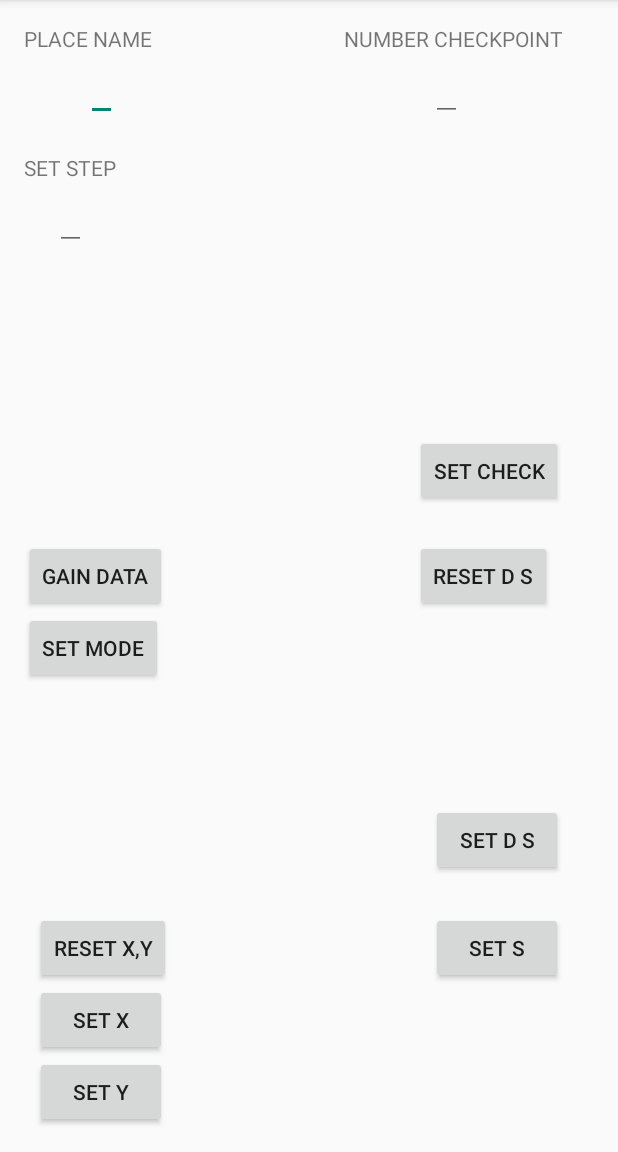
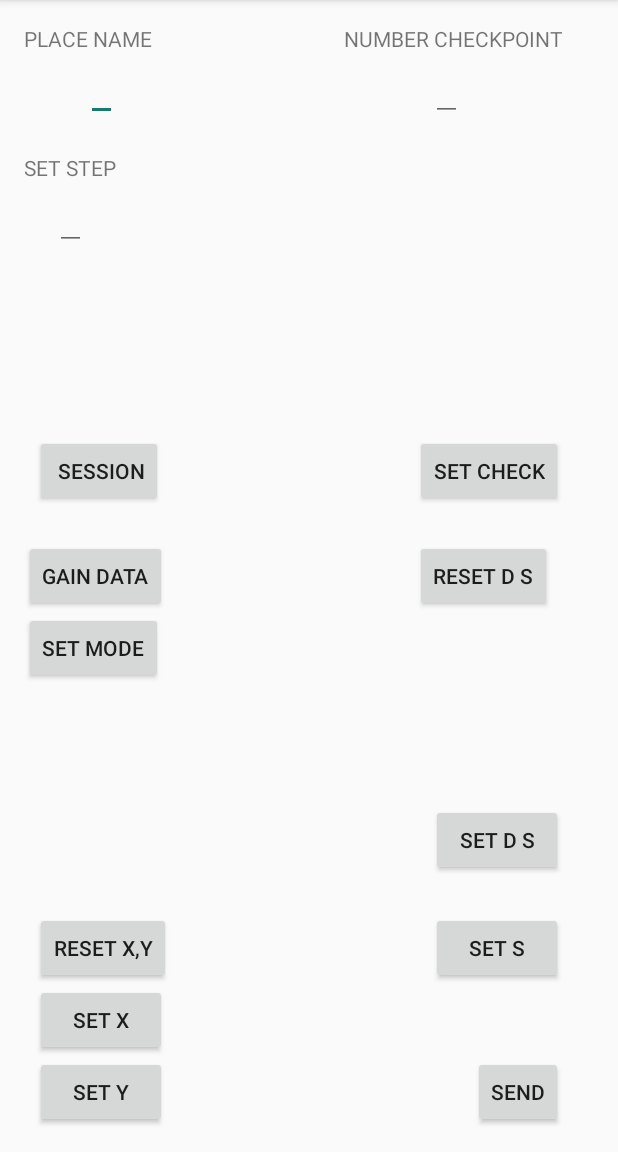
Before and after one commit to Pankejk/locatePhone, an Android app: the screen it shows after launch (MainActivity), on a phone screen of 412 x 824 dp, the part 84-1236 px from its top. Run offline under Robolectric (Android 15) with nearby library versions, the phone set to English and light mode, and no system bars.

Commit message:
ADD BUTTON FOR INTENT, CHANGE INTETNT MENGAMENT, CHANGE SERVICE CLOSE TO MAIN

```diff
--- a/LocatePhoneSystem/app/src/main/res/layout/activity_main.xml
+++ b/LocatePhoneSystem/app/src/main/res/layout/activity_main.xml
@@ -130,4 +130,22 @@
         android:layout_alignParentEnd="true"
         android:layout_marginEnd="28dp" />
 
+    <Button
+        style="?android:attr/buttonStyleSmall"
+        android:layout_width="wrap_content"
+        android:layout_height="wrap_content"
+        android:text="SEND"
+        android:id="@+id/button10"
+        android:layout_below="@+id/button3"
+        android:layout_alignEnd="@+id/button5" />
+
+    <Button
+        style="?android:attr/buttonStyleSmall"
+        android:layout_width="wrap_content"
+        android:layout_height="wrap_content"
+        android:text=" SESSION"
+        android:id="@+id/button11"
+        android:layout_alignTop="@+id/button6"
+        android:layout_alignStart="@+id/button8" />
+
 </RelativeLayout>
```
Also changed, not shown: LocatePhoneSystem/app/src/main/java/com/example/mike/locatephonesystem/GainData.java (+28 -89 lines), LocatePhoneSystem/app/src/main/java/com/example/mike/locatephonesystem/MainActivity.java (+146 -8 lines).
